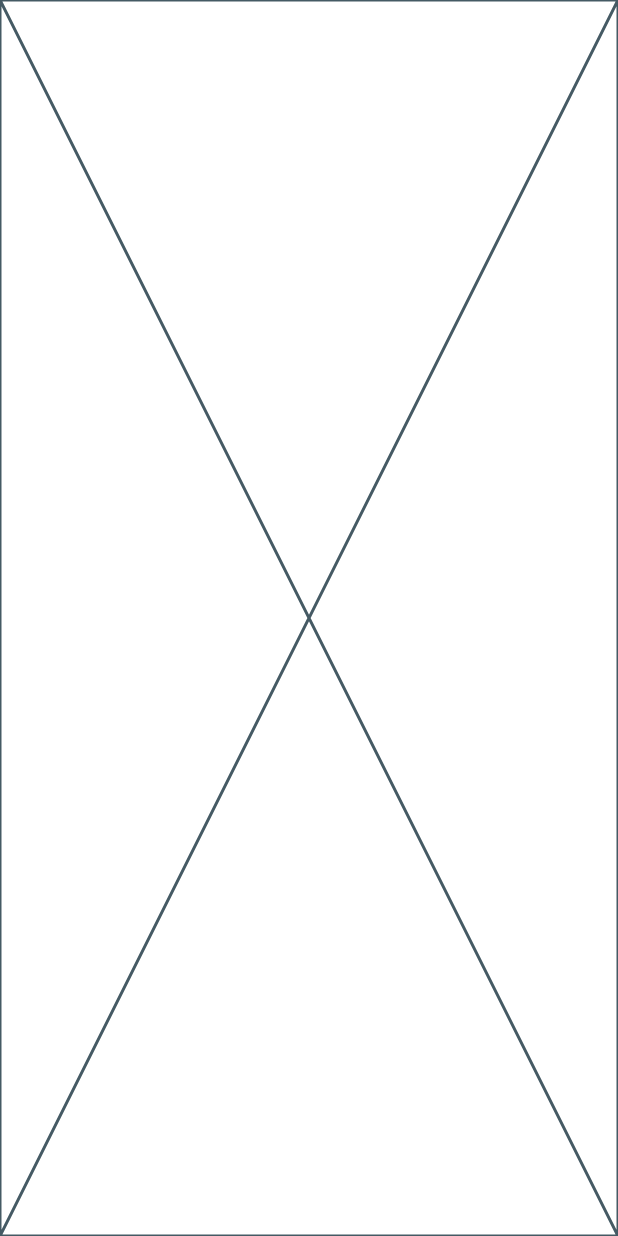
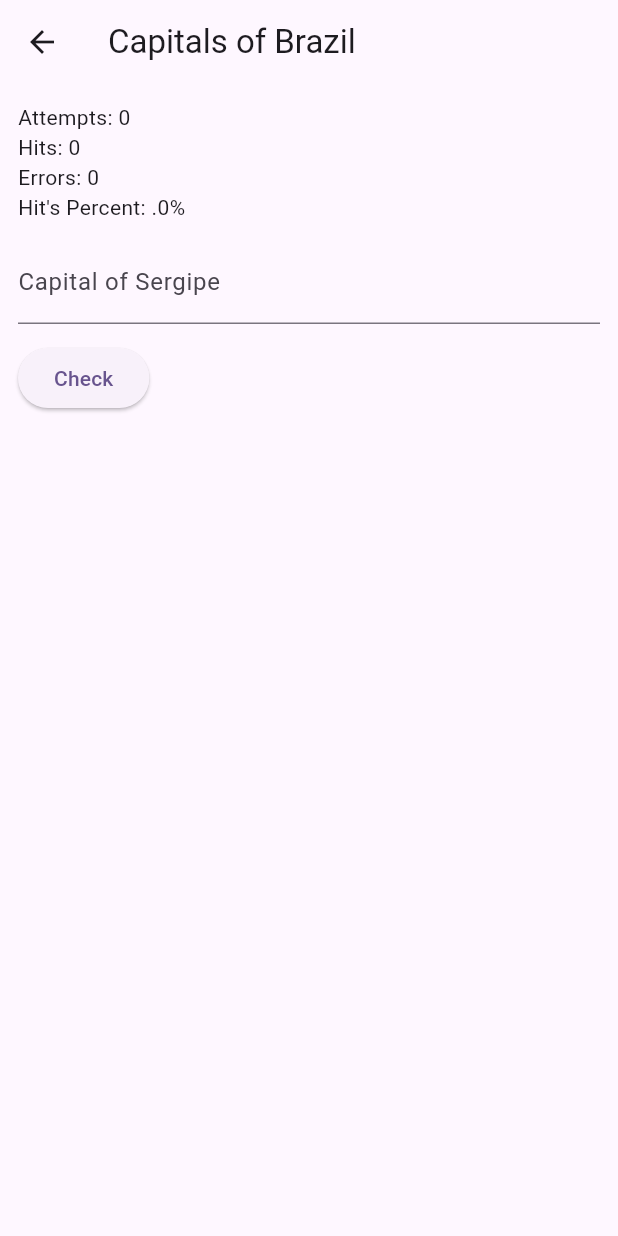
Before and after one commit to yurastico/FlutterPersistence, a Flutter app: the screen it shows after launch, after a tap on "Key value", on a phone screen of 412 x 824 dp. Run offline on Flutter 3.47's test engine with Material 3 defaults, Android fonts, the phone set to English and light mode, and no system bars; our stand-ins replace shared_preferences.

Commit message:
finishing key value persistence

```diff
--- a/lib/screens/key_value.dart
+++ b/lib/screens/key_value.dart
@@ -1,6 +1,7 @@
 import 'dart:math';
 
 import 'package:flutter/material.dart';
+import 'package:flutter_persistence/utils/capitals.dart';
 import 'package:intl/intl.dart';
 import 'package:shared_preferences/shared_preferences.dart';
 
@@ -46,18 +47,77 @@ class _KeyValueScreenState extends State<KeyValueScreen> {
   void _openDatabase() async {
     prefs = await SharedPreferences.getInstance();
 
-    //_nextQuestion();
+    _nextQuestion();
 
     setState(() {
       attempts = prefs.getInt(ATTEMPTS_KEY) ?? 0;
       hits = prefs.getInt(HITS_KEY) ?? 0;
       errors = prefs.getInt(ERRORS_KEY) ?? 0;
-      //_calcHitsPercent();
+      _calcHitsPercent();
     });
+  }
+
+  void _calcHitsPercent(){
+    hitsPercent = attempts == 0 ? 0 : (hits * 100) / attempts;
+  }
+
+  void _nextQuestion(){
+    selectedIndex = _availables[random.nextInt(_availables.length)];
+    _availables.removeAt(selectedIndex);
+    question = "Capital of ${state[selectedIndex]}";
+  }
+
+  void _saveHitsErrors(){
+    prefs.setInt(ATTEMPTS_KEY, attempts);
+    prefs.setInt(HITS_KEY, hits);
+    prefs.setInt(ERRORS_KEY, errors);
   }
 
   @override
   Widget build(BuildContext context) {
-    return const Placeholder();
+    return Scaffold(
+      appBar: AppBar(
+        title: const Text("Capitals of Brazil"),
+      ),
+      body: Padding(
+        padding: const EdgeInsets.all(12.0),
+        child: Column(
+          crossAxisAlignment: CrossAxisAlignment.start,
+          children: [
+            Text("Attempts: ${attempts >= 0 ? attempts : '-'}"),
+            Text("Hits: ${hits >= 0 ? hits : '-'}"),
+            Text("Errors: ${errors >= 0 ? errors : '-'}"),
+            Text("Hit's Percent: ${attempts >= 0 ? '${format.format(hitsPercent)}%' : '-'}"),
+            Container(
+              margin: const EdgeInsets.symmetric(vertical: 12),
+              child: TextFormField(
+                controller: _controller,
+                decoration: InputDecoration(
+                  labelText: question,
+                ),
+              ),
+            ),
+            ElevatedButton(
+                onPressed: attempts >= 0 ? (){
+                  attempts++;
+                  if (cities[selectedIndex].toLowerCase() == _controller.text.toLowerCase()){
+                    hits++;
+                  } else {
+                    errors++;
+                  }
+
+                  _saveHitsErrors();
+                  _calcHitsPercent();
+
+                  setState(() {
+                    _controller.clear();
+                    _nextQuestion();
+                  });
+                } : null,
+                child: const Text("Check"))
+          ],
+        ),
+      ),
+    );
   }
 }
```
Also changed, not shown: 3 other files.
